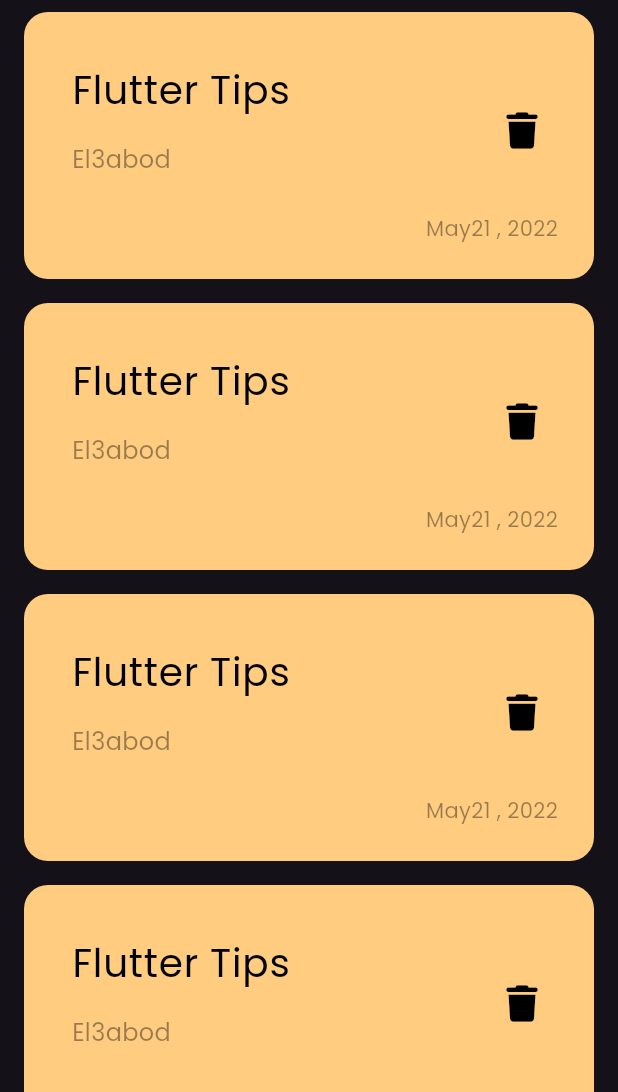
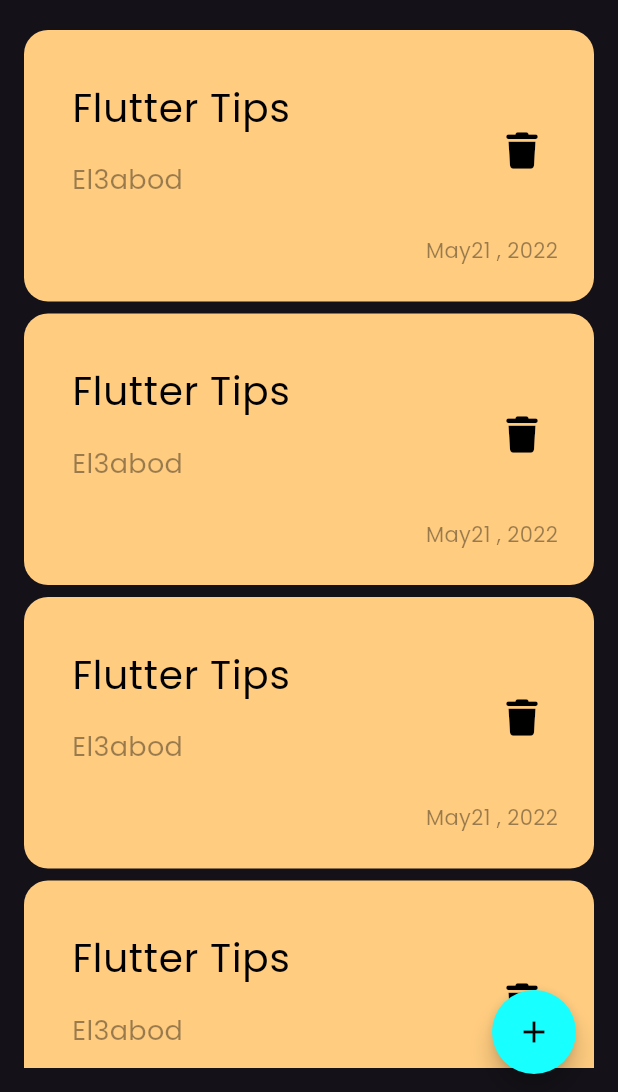
Before and after one commit to Abdelrhman-M98/note_app, a Flutter app: the screen it shows after launch, on a phone screen of 412 x 824 dp, the part 144-1236 px from its top. Run offline on Flutter 3.47's test engine with Material 3 defaults, Android fonts, the phone set to English and light mode, and no system bars; our stand-ins replace font_awesome_flutter.

```diff
--- a/lib/Views/Widgets/custome_note_item.dart
+++ b/lib/Views/Widgets/custome_note_item.dart
@@ -32,7 +32,7 @@ class NoteIteam extends StatelessWidget {
                 "El3abod",
                 style: TextStyle(
                   color: Colors.black.withOpacity(0.4),
-                  fontSize: 16,
+                  fontSize: 18,
                 ),
               ),
             ),
--- a/lib/Views/Widgets/note_list_view.dart
+++ b/lib/Views/Widgets/note_list_view.dart
@@ -6,14 +6,18 @@ class NoteListView extends StatelessWidget {
 
   @override
   Widget build(BuildContext context) {
-    return ListView.builder(
+    return Padding(
+      padding: const EdgeInsets.symmetric(vertical: 16.0),
+      child: ListView.builder(
+        padding: EdgeInsets.zero,
         itemCount: 6,
         itemBuilder: (context, index) {
           return const Padding(
-          padding: EdgeInsets.symmetric(vertical: 8.0),
+            padding: EdgeInsets.symmetric(vertical: 4.0),
             child: NoteIteam(),
           );
         },
+      ),
     );
   }
 }
--- a/lib/Views/note_view.dart
+++ b/lib/Views/note_view.dart
@@ -1,4 +1,5 @@
 import 'package:flutter/material.dart';
+import 'package:note_app/Views/Widgets/note_bottom_sheet.dart';
 import 'package:note_app/Views/Widgets/note_view_body.dart';
 
 class NotesView extends StatelessWidget {
@@ -6,8 +7,27 @@ class NotesView extends StatelessWidget {
 
   @override
   Widget build(BuildContext context) {
-    return const Scaffold(
-      body: NoteViewBody(),
+    return Scaffold(
+      body: const NoteViewBody(),
+      floatingActionButton: Padding(
+        padding: const EdgeInsets.only(right: 16.0),
+        child: FloatingActionButton(
+          onPressed: () {
+            showModalBottomSheet(
+                context: context,
+                builder: (context) {
+                  return const AddNoteBottomSheet();
+                });
+          },
+          backgroundColor: Colors.cyanAccent,
+          shape: const CircleBorder(),
+          child: const Icon(
+            Icons.add,
+            color: Colors.black,
+          ),
+        ),
+      ),
+      floatingActionButtonLocation: FloatingActionButtonLocation.miniEndFloat,
     );
   }
 }
```
Also changed, not shown: lib/Views/Widgets/note_bottom_sheet.dart (added, +10 -0 lines). Lines whose indentation alone changed are shown as unchanged.
